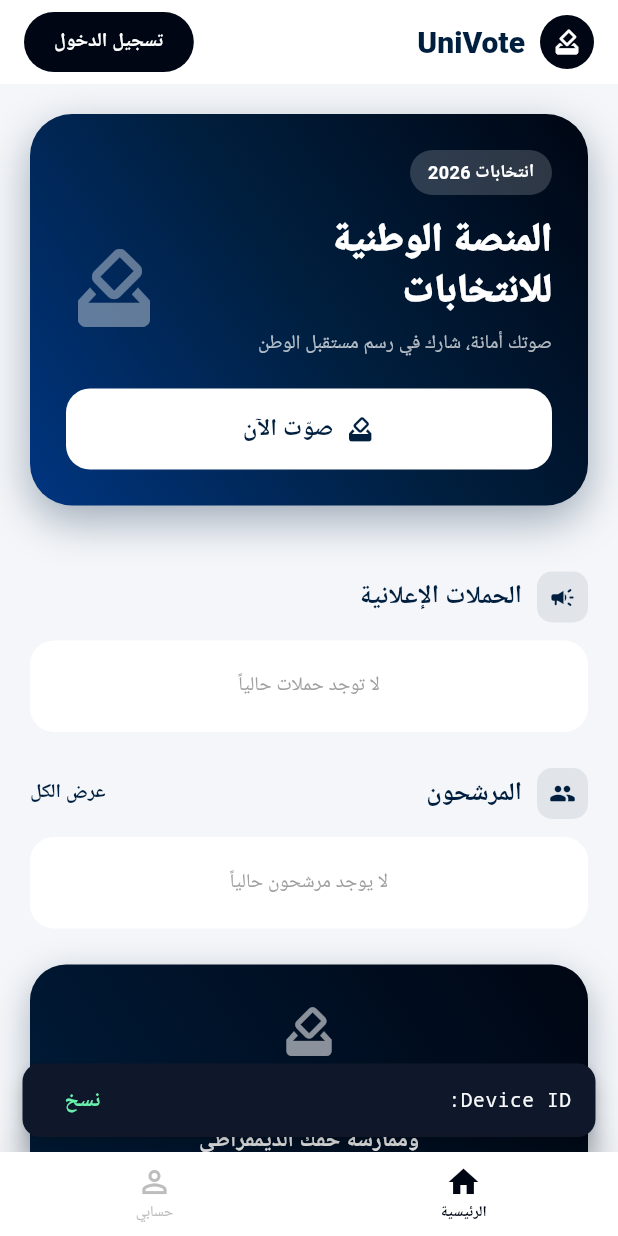
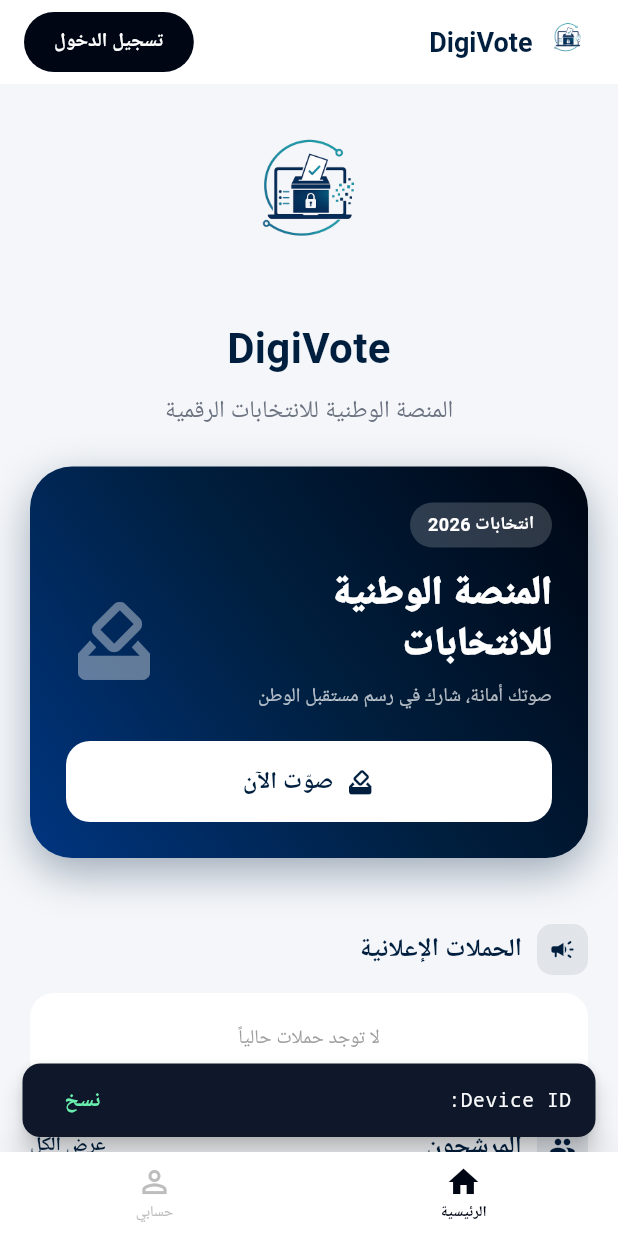
Before and after one commit to Riham274/DigiVote, a Flutter app: the screen it shows after launch, on a phone screen of 412 x 824 dp. Run offline on Flutter 3.47's test engine with Material 3 defaults, Android fonts, the phone set to English and light mode, and no system bars; our stand-ins replace cached_network_image, cloud_firestore, device_info_plus, firebase_core, firebase_messaging, flutter_tts and 4 more; accounts and stored records are empty; Roboto replaces fonts that are missing (Cairo).

Commit message:
refactor: rebrand to DigiVote with consistent AppBar layout and logo update

```diff
--- a/lib/main.dart
+++ b/lib/main.dart
@@ -22,17 +22,17 @@ void main() async {
     options: DefaultFirebaseOptions.currentPlatform,
   );
   await FcmService.initialize();
-  runApp(const UniVoteApp());
+  runApp(const DigiVoteApp());
 }
 
-class UniVoteApp extends StatefulWidget {
-  const UniVoteApp({super.key});
+class DigiVoteApp extends StatefulWidget {
+  const DigiVoteApp({super.key});
 
   @override
-  State<UniVoteApp> createState() => _UniVoteAppState();
+  State<DigiVoteApp> createState() => _DigiVoteAppState();
 }
 
-class _UniVoteAppState extends State<UniVoteApp> {
+class _DigiVoteAppState extends State<DigiVoteApp> {
   final AuthNotifier _authNotifier = AuthNotifier();
 
   // null  = still checking
@@ -148,7 +148,7 @@ class _UniVoteAppState extends State<UniVoteApp> {
       child: MaterialApp(
         navigatorKey: appNavKey,
         scaffoldMessengerKey: appMessengerKey,
-        title: 'UniVote',
+        title: 'DigiVote',
         theme: AppTheme.lightTheme,
         debugShowCheckedModeBanner: false,
         locale: const Locale('ar'),
@@ -180,17 +180,16 @@ class _AppSplash extends StatelessWidget {
 
   @override
   Widget build(BuildContext context) {
-    return const Scaffold(
-      backgroundColor: Color(0xFF000613),
+    return Scaffold(
+      backgroundColor: const Color(0xFF000613),
       body: Center(
         child: Column(
           mainAxisSize: MainAxisSize.min,
           children: [
-            Icon(Icons.how_to_vote_rounded,
-                color: Colors.white30, size: 64),
-            SizedBox(height: 24),
-            Text(
-              'UniVote',
+            Image.asset('assets/images/logo.png', height: 120),
+            const SizedBox(height: 16),
+            const Text(
+              'DigiVote',
               style: TextStyle(
                 color: Colors.white38,
                 fontSize: 28,
@@ -198,8 +197,8 @@ class _AppSplash extends StatelessWidget {
                 letterSpacing: 1.5,
               ),
             ),
-            SizedBox(height: 40),
-            SizedBox(
+            const SizedBox(height: 40),
+            const SizedBox(
               width: 32,
               height: 32,
               child: CircularProgressIndicator(
--- a/lib/presentation/screens/home/public_home_screen.dart
+++ b/lib/presentation/screens/home/public_home_screen.dart
@@ -83,27 +83,21 @@ class _PublicHomeScreenState extends State<PublicHomeScreen> {
           backgroundColor: Colors.white,
           elevation: 0,
           title: Row(
+            mainAxisSize: MainAxisSize.min,
             children: [
-              Container(
-                padding: const EdgeInsets.all(8),
-                decoration: const BoxDecoration(
-                  color: Color(0xFF000613),
-                  shape: BoxShape.circle,
-                ),
-                child: const Icon(Icons.how_to_vote,
-                    color: Colors.white, size: 20),
-              ),
-              const SizedBox(width: 10),
+              Image.asset('assets/images/logo.png', height: 35),
+              const SizedBox(width: 6),
               const Text(
-                'UniVote',
+                'DigiVote',
                 style: TextStyle(
+                  fontWeight: FontWeight.bold,
+                  fontSize: 18,
                   color: Color(0xFF001F3F),
-                  fontWeight: FontWeight.w900,
-                  fontSize: 20,
                 ),
               ),
             ],
           ),
+          centerTitle: false,
           actions: [
             Padding(
               padding: const EdgeInsets.symmetric(horizontal: 16, vertical: 8),
@@ -128,6 +122,35 @@ class _PublicHomeScreenState extends State<PublicHomeScreen> {
           child: Column(
             crossAxisAlignment: CrossAxisAlignment.start,
             children: [
+              // ── Branded hero section ──────────────────────────────────────
+              Center(
+                child: Padding(
+                  padding: const EdgeInsets.only(bottom: 24),
+                  child: Column(
+                    children: [
+                      Image.asset('assets/images/logo.png', height: 120),
+                      const SizedBox(height: 14),
+                      const Text(
+                        'DigiVote',
+                        style: TextStyle(
+                          color: Color(0xFF001F3F),
+                          fontSize: 28,
+                          fontWeight: FontWeight.bold,
+                        ),
+                      ),
+                      const SizedBox(height: 6),
+                      const Text(
+                        'المنصة الوطنية للانتخابات الرقمية',
+                        style: TextStyle(
+                          color: Color(0xFF6B7280),
+                          fontSize: 16,
+                        ),
+                      ),
+                    ],
+                  ),
+                ),
+              ),
+
               // ── Main banner ──────────────────────────────────────────────
               _buildTopBanner(context),
               const SizedBox(height: 20),
--- a/pubspec.yaml
+++ b/pubspec.yaml
@@ -33,6 +33,7 @@ flutter:
   uses-material-design: true
   assets:
     - assets/images/
+    - assets/images/logo.png
 
 
 flutter_launcher_icons:
```
Also changed, not shown: lib/presentation/screens/admin/add_candidate_screen.dart (+14 -3 lines), lib/presentation/screens/admin/add_voting_center_screen.dart (+14 -13 lines), lib/presentation/screens/admin/admin_dashboard_screen.dart (+0 -13 lines), lib/presentation/screens/auth/login_screen.dart (+6 -13 lines), lib/presentation/screens/candidates/candidates_list_screen.dart (+10 -8 lines), lib/presentation/screens/kiosk/kiosk_screen.dart (+8 -33 lines), lib/presentation/screens/user/user_home_screen.dart (+27 -56 lines), assets/images/logo.jpeg (added), assets/images/logo.png (added), 2 other files.
